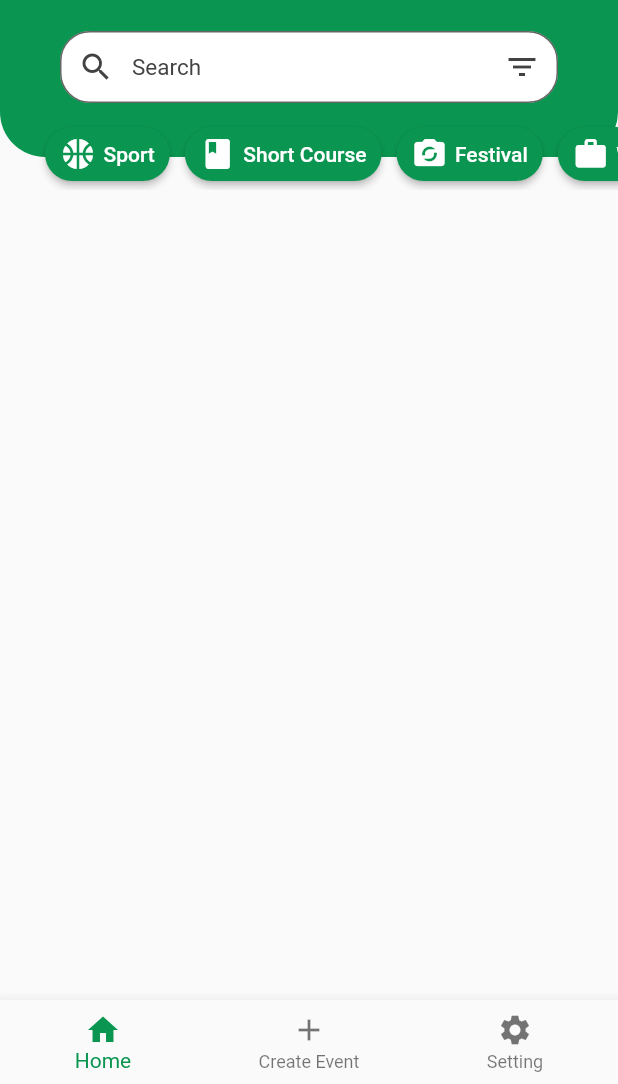
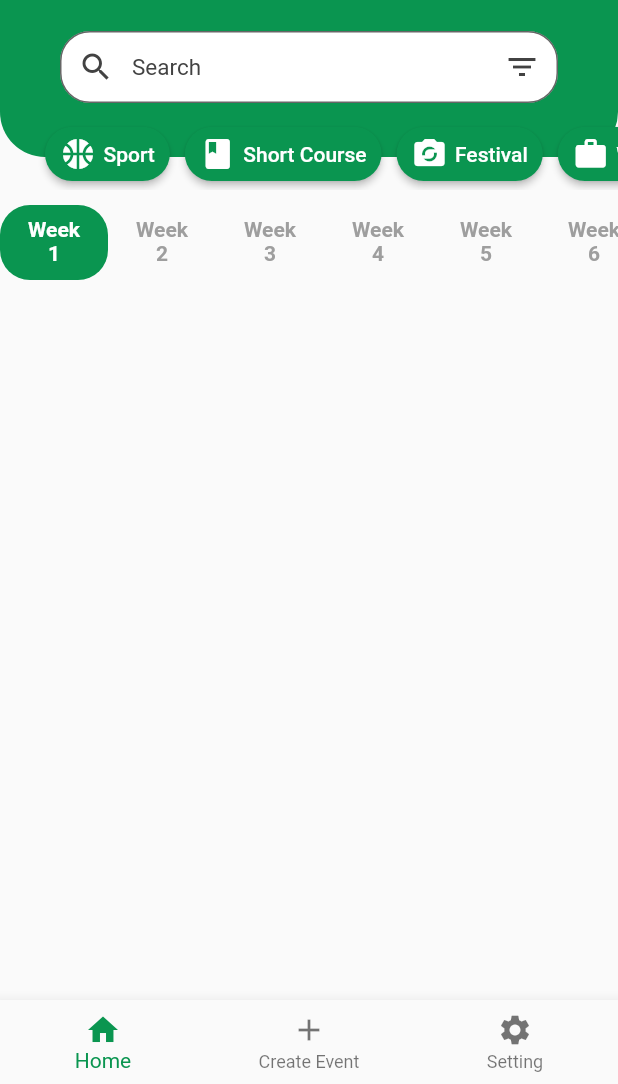
Before and after one commit to KFUPMCC/kfupm_events, a Flutter app: the screen it shows after launch, on a phone screen of 412 x 824 dp, the part 152-1236 px from its top. Run offline on Flutter 3.47's test engine with Material 2 defaults, Android fonts, the light colour scheme and no system bars; our stand-ins replace firebase_auth, firebase_core, go_router; accounts and stored records are empty.

Commit message:
weeks tabs

```diff
--- /dev/null
+++ b/lib/src/features/home/presentation/events_for_week.dart
@@ -0,0 +1,13 @@
+// ignore_for_file: public_member_api_docs, sort_constructors_first
+import 'package:flutter/material.dart';
+
+class EventsForWeek extends StatelessWidget {
+  const EventsForWeek({
+    Key? key,
+  }) : super(key: key);
+
+  @override
+  Widget build(BuildContext context) {
+    return Container();
+  }
+}
--- /dev/null
+++ b/lib/src/features/home/presentation/home_lower.dart
@@ -0,0 +1,101 @@
+import 'package:flutter/material.dart';
+import 'package:kfupm_events/src/constants/constants.dart';
+import 'package:kfupm_events/src/features/home/presentation/week_tab.dart';
+
+class HomeLower extends StatefulWidget {
+  const HomeLower({super.key});
+
+  @override
+  State<HomeLower> createState() => _HomeLowerState();
+}
+
+class _HomeLowerState extends State<HomeLower>
+    with SingleTickerProviderStateMixin {
+  late TabController tabController;
+
+  @override
+  void initState() {
+    super.initState();
+    tabController = TabController(length: 7, vsync: this);
+  }
+
+  @override
+  Widget build(BuildContext context) {
+    return Column(
+      children: [
+        // 18 weeks clickable tabs
+        const SizedBox(
+          height: 10,
+        ),
+        SizedBox(
+          width: double.infinity,
+          height: 50,
+          child: SingleChildScrollView(
+            scrollDirection: Axis.horizontal,
+            child: TabBar(
+              controller: tabController,
+              isScrollable: true,
+              indicatorColor: Colors.white,
+              indicator: BoxDecoration(
+                borderRadius: BorderRadius.circular(20),
+                color: kGreenColor,
+              ),
+              labelColor: Colors.white,
+              unselectedLabelColor: Colors.grey,
+              labelPadding: const EdgeInsets.symmetric(horizontal: 16),
+              tabs: const [
+                WeekTab(number: 1),
+                WeekTab(number: 2),
+                WeekTab(number: 3),
+                WeekTab(number: 4),
+                WeekTab(number: 5),
+                WeekTab(number: 6),
+                WeekTab(number: 7),
+              ],
+            ),
+          ),
+        ),
+        const SizedBox(
+          height: 10,
+        ),
+        // Events view per tab
+        SizedBox(
+          width: double.infinity,
+          height: 470,
+          child: SingleChildScrollView(
+            child: SizedBox(
+              width: double.infinity,
+              height: 1000,
+              child: TabBarView(
+                controller: tabController,
+                children: const [
+                  WeekTab(
+                    number: 1,
+                  ),
+                  WeekTab(
+                    number: 2,
+                  ),
+                  WeekTab(
+                    number: 3,
+                  ),
+                  WeekTab(
+                    number: 4,
+                  ),
+                  WeekTab(
+                    number: 5,
+                  ),
+                  WeekTab(
+                    number: 6,
+                  ),
+                  WeekTab(
+                    number: 7,
+                  ),
+                ],
+              ),
+            ),
+          ),
+        )
+      ],
+    );
+  }
+}
--- a/lib/src/features/home/presentation/home_page.dart
+++ b/lib/src/features/home/presentation/home_page.dart
@@ -1,4 +1,5 @@
 import 'package:flutter/material.dart';
+import 'package:kfupm_events/src/features/home/presentation/home_lower.dart';
 import 'package:kfupm_events/src/features/home/presentation/home_upper.dart';
 
 class HomePage extends StatefulWidget {
@@ -16,6 +17,7 @@ class _HomePageState extends State<HomePage> {
         // Green home part
         HomeUpper(),
         // Events white part
+        HomeLower(),
       ],
     );
   }
--- /dev/null
+++ b/lib/src/features/home/presentation/week_tab.dart
@@ -0,0 +1,35 @@
+// ignore_for_file: public_member_api_docs, sort_constructors_first
+import 'package:flutter/material.dart';
+
+class WeekTab extends StatefulWidget {
+  const WeekTab({
+    Key? key,
+    required this.number,
+  }) : super(key: key);
+  final int number;
+
+  @override
+  State<WeekTab> createState() => _WeekTabState();
+}
+
+class _WeekTabState extends State<WeekTab> {
+  @override
+  Widget build(BuildContext context) {
+    return Container(
+      decoration: const BoxDecoration(
+        borderRadius: BorderRadius.all(Radius.circular(20)),
+      ),
+      height: 40,
+      width: 40,
+      padding: const EdgeInsets.all(0),
+      child: FittedBox(
+        fit: BoxFit.scaleDown,
+        child: Text('Week\n${widget.number}',
+            textAlign: TextAlign.center,
+            style: const TextStyle(
+              fontWeight: FontWeight.bold,
+            )),
+      ),
+    );
+  }
+}
--- a/lib/src/features/login/presentation/login_page.dart
+++ b/lib/src/features/login/presentation/login_page.dart
@@ -33,15 +33,6 @@ class _LoginPageState extends State<LoginPage> {
     bool keepLogin = false;
 
     return Scaffold(
-      appBar: AppBar(
-        backgroundColor: kGreenColor,
-        leading: IconButton(
-          icon: const Icon(Icons.arrow_back_ios),
-          onPressed: () {
-            Navigator.pop(context);
-          },
-        ),
-      ),
       //total background
       body: Container(
         //background design
```
